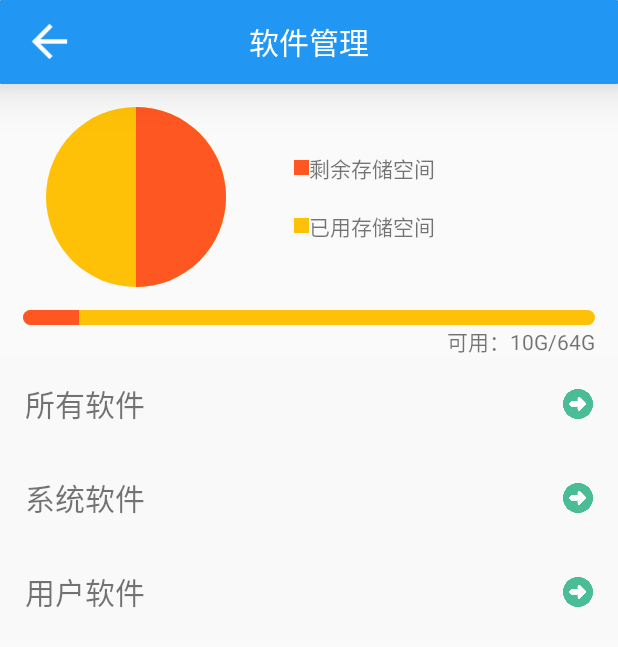
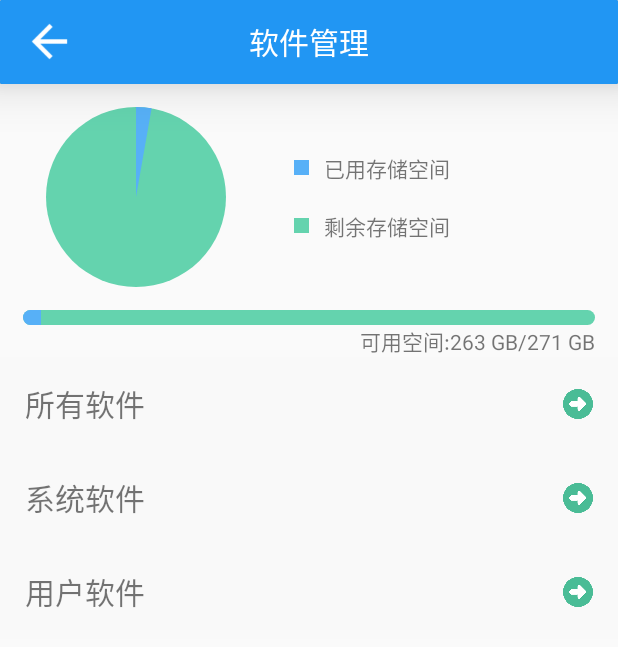
Before and after one commit to lhzheng880828/PhoneManager, an Android app: the SoftManagerActivity screen opened directly, with no data from a screen before it, on a phone screen of 412 x 824 dp. Shown: the top 647 px of the screen. Run offline under Robolectric (Android 15) with nearby library versions, the phone set to English and light mode, and no system bars.

Commit message:
新增：获取手机内部存储信息并在饼状图中显示。 修复：子线程加载软件数据防止ANR

```diff
--- a/app/src/main/java/com/zhuoxin/phonemanager/activity/SoftManagerActivity.java
+++ b/app/src/main/java/com/zhuoxin/phonemanager/activity/SoftManagerActivity.java
@@ -1,16 +1,35 @@
 package com.zhuoxin.phonemanager.activity;
 
+import android.Manifest;
+import android.app.AlertDialog;
+import android.content.DialogInterface;
+import android.content.Intent;
+import android.content.pm.PackageManager;
+import android.net.Uri;
 import android.os.Bundle;
+import android.os.Environment;
+import android.provider.Settings;
+import android.support.annotation.NonNull;
+import android.text.format.Formatter;
+import android.util.Log;
 import android.view.View;
+import android.widget.ProgressBar;
 import android.widget.RelativeLayout;
+import android.widget.TextView;
+import android.widget.Toast;
 
 import com.zhuoxin.phonemanager.R;
 import com.zhuoxin.phonemanager.base.BaseActivity;
 import com.zhuoxin.phonemanager.view.PiechartView;
 
+import java.io.File;
+
 public class SoftManagerActivity extends BaseActivity implements View.OnClickListener {
 
-    PiechartView pv_softmgr;
+
+    PiechartView pv_phonespace;
+    ProgressBar pb_phonespace;
+    TextView tv_phonespace;
     RelativeLayout rl_all;
     RelativeLayout rl_system;
     RelativeLayout rl_user;
@@ -25,14 +44,62 @@ public class SoftManagerActivity extends BaseActivity implements View.OnClickLis
     }
 
     private void initView() {
-        pv_softmgr = (PiechartView) findViewById(R.id.pv_phonespace);
+        //初始化控件
+        pv_phonespace = (PiechartView) findViewById(R.id.pv_phonespace);
+        pb_phonespace = (ProgressBar) findViewById(R.id.pb_phonespace);
+        tv_phonespace = (TextView) findViewById(R.id.tv_phonespace);
         rl_all = (RelativeLayout) findViewById(R.id.rl_all);
         rl_system = (RelativeLayout) findViewById(R.id.rl_system);
         rl_user = (RelativeLayout) findViewById(R.id.rl_user);
-        pv_softmgr.drawPiechart(0, 180);
         rl_all.setOnClickListener(this);
         rl_system.setOnClickListener(this);
         rl_user.setOnClickListener(this);
+        int permission = checkSelfPermission(Manifest.permission.READ_EXTERNAL_STORAGE);
+        if (permission == PackageManager.PERMISSION_DENIED) {
+            requestPermissions(new String[]{Manifest.permission.READ_EXTERNAL_STORAGE}, 0);
+        } else {
+            initProgress();
+        }
+
+    }
+
+    @Override
+    public void onRequestPermissionsResult(int requestCode, @NonNull String[] permissions, @NonNull int[] grantResults) {
+        if (grantResults[0] == PackageManager.PERMISSION_GRANTED) {
+            initProgress();
+        } else {
+            AlertDialog alertDialog = new AlertDialog.Builder(this).setMessage("请跳转到权限界面手动设置权限").setPositiveButton("OK", new DialogInterface.OnClickListener() {
+                @Override
+                public void onClick(DialogInterface dialogInterface, int i) {
+                    Intent intent = new Intent();
+                    intent.setAction(Settings.ACTION_APPLICATION_DETAILS_SETTINGS);
+                    intent.setData(Uri.parse("package:" + getPackageName()));
+                    startActivity(intent);
+                }
+            }).setNegativeButton("CANCEL", null).create();
+            alertDialog.show();
+
+        }
+    }
+
+    private void initProgress() {
+
+        File file = Environment.getExternalStorageDirectory();
+        //获取数据，定义角度
+        long total = file.getTotalSpace();
+        long freeSpace = file.getFreeSpace();
+        String totalSpace = Formatter.formatFileSize(this, total);
+        String currentSpace = Formatter.formatFileSize(this, freeSpace);
+
+        Log.v("test", currentSpace + "---------" + totalSpace);
+
+        int present = 100 - (int) (100.0 * freeSpace / total);
+        int angle = (int) (3.6 * present);
+        pv_phonespace.drawPiechart(0, angle);
+        pb_phonespace.setMax(100);
+        pb_phonespace.setProgress(present);
+        tv_phonespace.setText("可用空间:" + currentSpace + "/" + totalSpace);
+        Toast.makeText(this, present + "%", Toast.LENGTH_LONG).show();
     }
 
     @Override
--- a/app/src/main/java/com/zhuoxin/phonemanager/adapter/SoftwareAdapter.java
+++ b/app/src/main/java/com/zhuoxin/phonemanager/adapter/SoftwareAdapter.java
@@ -48,6 +48,7 @@ public class SoftwareAdapter extends MyBaseAdapter<SoftwareInfo> {
             }
         };
         if (info.isSystem) {
+            holder.cb_delete.setChecked(false);
             holder.cb_delete.setClickable(false);
         } else {
             holder.cb_delete.setChecked(info.hasDelete);
--- a/app/src/main/java/com/zhuoxin/phonemanager/view/PiechartView.java
+++ b/app/src/main/java/com/zhuoxin/phonemanager/view/PiechartView.java
@@ -61,6 +61,7 @@ public class PiechartView extends View {
     @Override
     protected void onDraw(Canvas canvas) {
         Paint paint = new Paint();
+        paint.setAntiAlias(true);
         paint.setColor(backgroundColor);
         RectF rectF = new RectF(0, 0, getWidth(), getHeight());
         canvas.drawArc(rectF, -90, 360, true, paint);
--- a/app/src/main/res/layout/activity_soft_manager.xml
+++ b/app/src/main/res/layout/activity_soft_manager.xml
@@ -27,6 +27,7 @@
         android:progressDrawable="@drawable/progressbar_horizontal"/>
 
     <TextView
+        android:id="@+id/tv_phonespace"
         android:layout_width="match_parent"
         android:layout_height="wrap_content"
         android:gravity="end"
--- a/app/src/main/res/layout/layout_soft_manager.xml
+++ b/app/src/main/res/layout/layout_soft_manager.xml
@@ -37,8 +37,9 @@
                 android:layout_width="wrap_content"
                 android:layout_height="wrap_content"
                 android:layout_gravity="center_vertical"
+                android:layout_marginStart="10dp"
                 android:layout_toEndOf="@id/iv_color"
-                android:text="剩余存储空间"/>
+                android:text="已用存储空间"/>
         </LinearLayout>
 
 
@@ -58,8 +59,9 @@
                 android:layout_width="wrap_content"
                 android:layout_height="wrap_content"
                 android:layout_gravity="center_vertical"
+                android:layout_marginStart="10dp"
                 android:layout_toEndOf="@id/iv_backgroundColor"
-                android:text="已用存储空间"/>
+                android:text="剩余存储空间"/>
         </LinearLayout>
     </RelativeLayout>
 </RelativeLayout>
--- a/app/src/main/res/values/colors.xml
+++ b/app/src/main/res/values/colors.xml
@@ -16,6 +16,6 @@
     <color name="dividerColor">#BDBDBD</color>
     <color name="textColor">#212121</color>
 
-    <color name="piechartColor">#FF5722</color>
-    <color name="piechartBackgroundColor">#FFC107</color>
+    <color name="piechartColor">#57b0f7</color>
+    <color name="piechartBackgroundColor">#64d3ae</color>
 </resources>
--- a/app/src/main/res/values/styles.xml
+++ b/app/src/main/res/values/styles.xml
@@ -28,7 +28,6 @@
         <item name="android:textSize">15sp</item>
         <item name="android:textStyle">normal</item>
         <item name="android:clickable">true</item>
-        <item name="android:onClick">hitHomeitem</item>
     </style>
 
 </resources>
```
Also changed, not shown: app/src/main/java/com/zhuoxin/phonemanager/activity/SoftwareActivity.java (+70 -15 lines), app/src/main/java/com/zhuoxin/phonemanager/base/MyBaseAdapter.java (+5 -3 lines), app/src/main/res/layout/activity_software.xml (+18 -3 lines).
